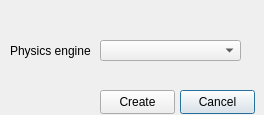
onier/RobWork, file RobWorkSim/src/rwsimlibs/gui/CreateEngineDialog.ui: the form before one commit.
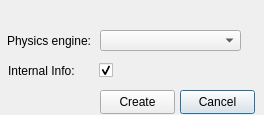
The form after the commit.

Commit message: Added plugins for engine test and contact detection tests. Also added the debug viewer to different simulation plugins.

```diff
--- a/RobWorkSim/src/rwsimlibs/gui/CreateEngineDialog.ui
+++ b/RobWorkSim/src/rwsimlibs/gui/CreateEngineDialog.ui
@@ -15,11 +15,11 @@
   <property name="windowTitle" >
    <string>Create physics engine</string>
   </property>
-  <widget class="QComboBox" name="_spaceMethodBox" >
-   <property name="geometry" >
+  <widget class="QComboBox" name="_spaceMethodBox">
+   <property name="geometry">
     <rect>
      <x>100</x>
-     <y>40</y>
+     <y>30</y>
      <width>141</width>
      <height>21</height>
     </rect>
@@ -35,12 +35,12 @@
 &lt;ul style="-qt-list-indent: 1;">&lt;li style=" font-size:8pt;" style=" margin-top:12px; margin-bottom:12px; margin-left:0px; margin-right:0px; -qt-block-indent:0; text-indent:0px;"> Quadtree space. This uses a pre-allocated hierarchicalgrid-based AABB tree to quickly cull collision checks. It'sexceptionally quick for large amounts of objects in landscape-shapedworlds. The amount of memory used is 4^depth * 32 bytes. CurrentlydSpaceGetGeom is not implemented for the quadtree space. &lt;/li>&lt;/ul>&lt;/body>&lt;/html></string>
    </property>
   </widget>
-  <widget class="QLabel" name="label" >
-   <property name="geometry" >
+  <widget class="QLabel" name="label">
+   <property name="geometry">
     <rect>
-     <x>10</x>
-     <y>40</y>
-     <width>81</width>
+     <x>7</x>
+     <y>30</y>
+     <width>101</width>
      <height>21</height>
     </rect>
    </property>
@@ -74,6 +74,35 @@
     <string>Create</string>
    </property>
   </widget>
+  <widget class="QCheckBox" name="_internalInfoCheck">
+   <property name="geometry">
+    <rect>
+     <x>99</x>
+     <y>60</y>
+     <width>21</width>
+     <height>21</height>
+    </rect>
+   </property>
+   <property name="text">
+    <string/>
+   </property>
+   <property name="checked">
+    <bool>true</bool>
+   </property>
+  </widget>
+  <widget class="QLabel" name="label_2">
+   <property name="geometry">
+    <rect>
+     <x>8</x>
+     <y>60</y>
+     <width>81</width>
+     <height>21</height>
+    </rect>
+   </property>
+   <property name="text">
+    <string>Internal Info:</string>
+   </property>
+  </widget>
  </widget>
  <resources/>
  <connections/>
```
Left out of the diff: 41 changed lines with no effect on the pictures. The commit also changes 16 other files.
